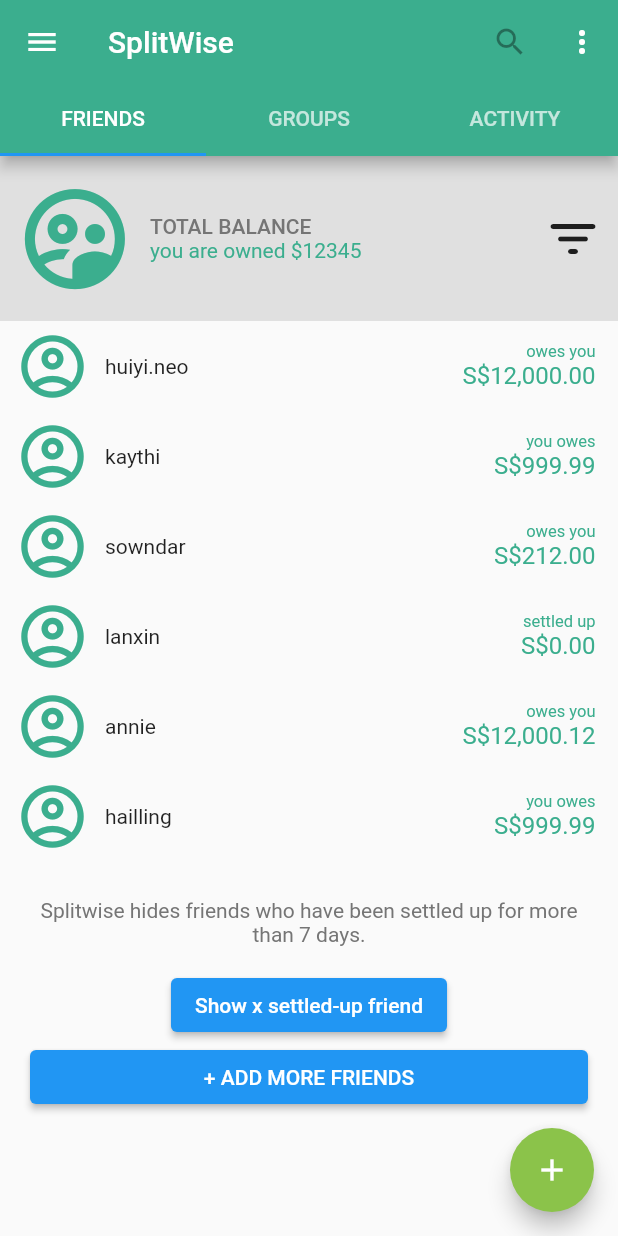
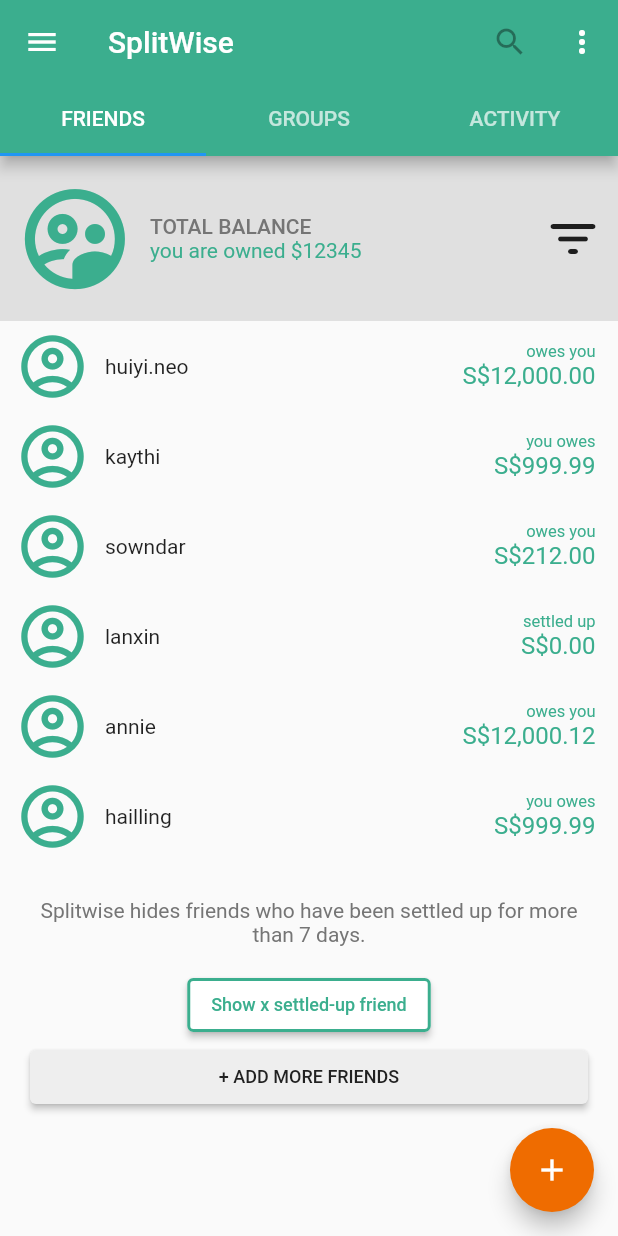
Before and after one commit to huiyineo/Splitwise, a Flutter app: the screen it shows after launch, on a phone screen of 412 x 824 dp. Run offline on Flutter 3.47's test engine with Material 2 defaults, Android fonts, the phone set to English and light mode, and no system bars; missing offline and left inert: dart:ffi.

Commit message:
styling button

```diff
--- a/Mobile/lib/Components/friends.dart
+++ b/Mobile/lib/Components/friends.dart
@@ -34,7 +34,16 @@ class Friends extends StatelessWidget {
                     textAlign: TextAlign.center,
                     style: TextStyle(color: Colors.grey[600]))),
             ElevatedButton(
-                onPressed: () {}, child: Text('Show x settled-up friend')),
+                onPressed: () {},
+                child: Text('Show x settled-up friend',
+                    style: TextStyle(
+                        color: Color.fromRGBO(59, 174, 142, 1), fontSize: 12)),
+                style: ElevatedButton.styleFrom(
+                  primary: Colors.white,
+                  onPrimary: Color.fromRGBO(59, 174, 142, 1),
+                  side: BorderSide(color: Color.fromRGBO(59, 174, 142, 1), width: 2)
+                ),
+                ),
             Container(
                 margin: EdgeInsets.fromLTRB(20, 0, 20, 0),
                 child: Row(
@@ -42,7 +51,14 @@ class Friends extends StatelessWidget {
                     Expanded(
                         child: ElevatedButton(
                             onPressed: () {},
-                            child: Text('+ ADD MORE FRIENDS')))
+                            child: Text(
+                              '+ ADD MORE FRIENDS',
+                              style: TextStyle(
+                                  color: Colors.grey[900], fontSize: 12),
+                            ),
+                            style: ElevatedButton.styleFrom(
+                              primary: Colors.grey[200],
+                            )))
                   ],
                 )),
           ],
--- a/Mobile/lib/main.dart
+++ b/Mobile/lib/main.dart
@@ -36,7 +36,7 @@ class MyApp extends StatelessWidget {
           ),
           floatingActionButton: FloatingActionButton(
             child: Icon(Icons.add),
-            backgroundColor: Colors.lightGreen,
+            backgroundColor: Colors.orange[800],
             onPressed: () {},
           ),
           drawer: Sidebar(),
```
